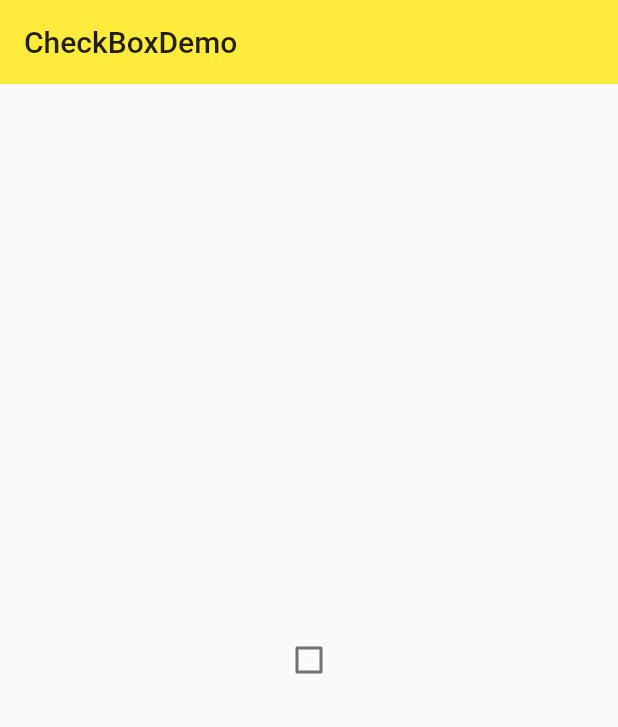
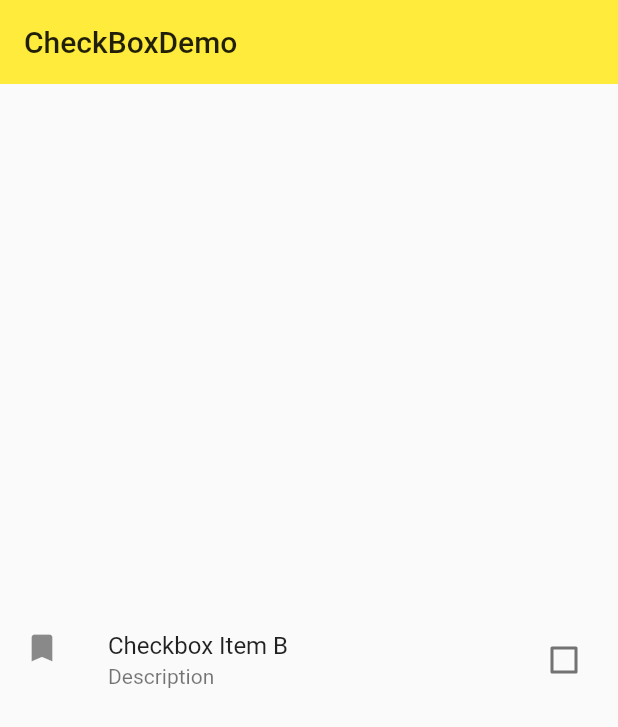
Before and after one commit to XYXiaoYuan/flutter_study, a Flutter app: the CheckBoxDemo screen opened directly, on a phone screen of 412 x 824 dp. Shown: the top 727 px of the screen. Run offline on Flutter 3.47's test engine with Material 2 defaults, Android fonts, the phone set to English and light mode, and no system bars; network calls fail.

Commit message:
CheckboxListTile：带标签与图标的复选框

```diff
--- a/flutter_study/lib/demo/checkbox_demo.dart
+++ b/flutter_study/lib/demo/checkbox_demo.dart
@@ -18,18 +18,30 @@ class _CheckBoxDemoState extends State<CheckBoxDemo> {
       body: Column(
         mainAxisAlignment: MainAxisAlignment.center,
         children: <Widget>[
+          CheckboxListTile(
+            value: _checkboxItemA,
+            onChanged: (value) {
+              setState(() {
+                _checkboxItemA = value;
+              });
+            },
+            title: Text('Checkbox Item B'),
+            subtitle: Text('Description'),
+            secondary: Icon(Icons.bookmark),
+            selected: _checkboxItemA,
+          ),
           Row(
             mainAxisAlignment: MainAxisAlignment.center,
             children: <Widget>[
-              Checkbox(
-                value: _checkboxItemA,
-                onChanged: (value) {
-                  setState(() {
-                    _checkboxItemA = value;
-                  });
-                },
-                activeColor: Colors.black,
-              )
+              // Checkbox(
+              //   value: _checkboxItemA,
+              //   onChanged: (value) {
+              //     setState(() {
+              //       _checkboxItemA = value;
+              //     });
+              //   },
+              //   activeColor: Colors.black,
+              // ),
             ],
           ),
         ],
```
